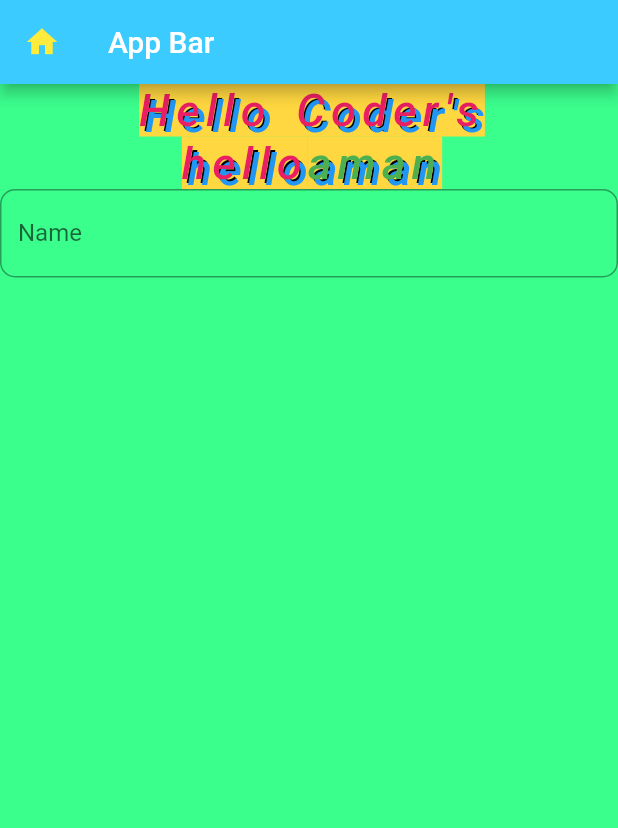
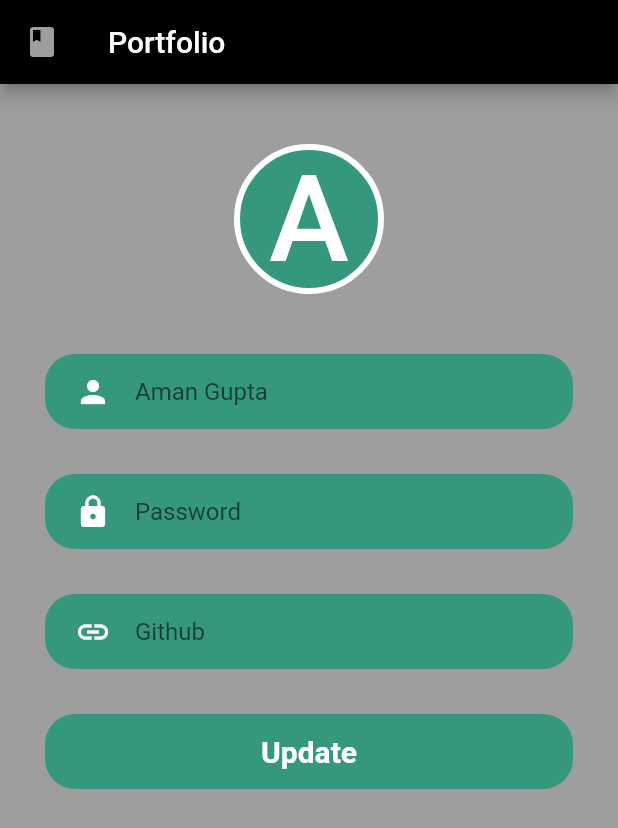
Before and after one commit to ag597482/flutter, a Flutter app: the screen it shows after launch, on a phone screen of 412 x 824 dp. Shown: the top 828 px of the screen. Run offline on Flutter 3.47's test engine with Material 2 defaults, Android fonts, the phone set to English and light mode, and no system bars.

Commit message:
mini project

```diff
--- a/lib/main.dart
+++ b/lib/main.dart
@@ -1,4 +1,6 @@
 import 'package:flutter/material.dart';
+
+var appTheme = Color.fromARGB(255, 53, 152, 124);
 
 void main() {
   runApp(App());
@@ -10,94 +12,94 @@ class App extends StatelessWidget {
   @override
   Widget build(BuildContext context) {
     return MaterialApp(
+        debugShowCheckedModeBanner: false,
         title: "first",
         home: Scaffold(
-            backgroundColor: Color.fromARGB(255, 59, 255, 141),
+            backgroundColor: Colors.grey,
             appBar: AppBar(
-              backgroundColor: Color.fromARGB(255, 59, 203, 255),
-              title: Text("App Bar"),
+              backgroundColor: Colors.black,
+              title: Text("Portfolio"),
               leading: Icon(
-                Icons.home,
-                color: Colors.yellow,
+                Icons.book,
+                color: Colors.grey,
               ),
             ),
             body: Column(
-              children: [getText("hello"), getRichText(), getTextField()],
+              children: [
+                getLogo("A"),
+                getContainer(
+                    getTextField(
+                        Icon(
+                          Icons.person,
+                          color: Colors.white,
+                        ),
+                        "Aman Gupta"),
+                    20.0),
+                getContainer(
+                    getTextField(
+                        Icon(
+                          Icons.lock,
+                          color: Colors.white,
+                        ),
+                        "Password"),
+                    20.0),
+                getContainer(
+                    getTextField(
+                        Icon(
+                          Icons.link,
+                          color: Colors.white,
+                        ),
+                        "Github"),
+                    20.0),
+                getContainer(getText("Update"), 0.0)
+              ],
             )));
   }
 }
 
-Container getContainer(var v, Color c) {
+Center getLogo(String l) {
+  return Center(
+    child: Container(
+        margin: EdgeInsets.only(top: 40, bottom: 10),
+        alignment: Alignment.center,
+        width: 100,
+        height: 100,
+        child: Text(l,
+            style: TextStyle(
+              color: Colors.white,
+              fontSize: 80,
+              fontWeight: FontWeight.w500,
+            )),
+        decoration: BoxDecoration(
+            border: Border.all(width: 4, color: Colors.white),
+            color: appTheme,
+            borderRadius: BorderRadius.circular(50))),
+  );
+}
+
+Container getContainer(Widget widget, double leftPadding) {
   return Container(
+    margin: EdgeInsets.only(left: 30, top: 30, right: 30),
     alignment: Alignment.center,
-    height: 100,
-    width: 100,
-    child: Text(v),
-    decoration: BoxDecoration(
-        border: Border.all(width: 4, color: Colors.black),
-        color: c,
-        borderRadius: BorderRadius.circular(50)),
+    height: 50,
+    child: Padding(
+      padding: EdgeInsets.only(left: leftPadding),
+      child: widget,
+    ),
+    decoration:
+        BoxDecoration(color: appTheme, borderRadius: BorderRadius.circular(20)),
+  );
+}
+
+TextField getTextField(Icon i, String text) {
+  return TextField(
+    decoration:
+        InputDecoration(border: InputBorder.none, hintText: text, icon: i),
   );
 }
 
 Text getText(String s) {
-  return Text("Hello Coder's",
+  return Text(s,
       style: TextStyle(
-          color: Colors.pink,
-          fontSize: 30,
-          fontStyle: FontStyle.italic,
-          fontWeight: FontWeight.w500,
-          backgroundColor: Colors.amberAccent,
-          letterSpacing: 4.0,
-          wordSpacing: 5.0,
-          shadows: [
-            Shadow(color: Colors.black, offset: Offset(3.0, 3.0)),
-            Shadow(color: Colors.blue, offset: Offset(4.0, 4.0))
-          ]));
+          fontSize: 20, color: Colors.white, fontWeight: FontWeight.w700));
 }
-
-RichText getRichText() {
-  return RichText(
-    text: TextSpan(
-        text: "hello",
-        style: TextStyle(
-            color: Colors.pink,
-            fontSize: 30,
-            fontStyle: FontStyle.italic,
-            fontWeight: FontWeight.w500,
-            backgroundColor: Colors.amberAccent,
-            letterSpacing: 4.0,
-            wordSpacing: 5.0,
-            shadows: [
-              Shadow(color: Colors.black, offset: Offset(3.0, 3.0)),
-              Shadow(color: Colors.blue, offset: Offset(4.0, 4.0))
-            ]),
-        children: [
-          TextSpan(
-              text: "aman",
-              style: TextStyle(
-                  color: Colors.green,
-                  fontSize: 30,
-                  fontStyle: FontStyle.italic,
-                  fontWeight: FontWeight.w500,
-                  backgroundColor: Colors.amberAccent,
-                  letterSpacing: 4.0,
-                  wordSpacing: 5.0,
-                  shadows: [
-                    Shadow(color: Colors.black, offset: Offset(3.0, 3.0)),
-                    Shadow(color: Colors.blue, offset: Offset(4.0, 4.0))
-                  ]))
-        ]),
-  );
-}
-
-TextField getTextField() {
-  return TextField(
-    //cursorWidth: 2,
-    decoration: InputDecoration(
-        hoverColor: Colors.black,
-        border: OutlineInputBorder(borderRadius: BorderRadius.circular(10)),
-        labelText: "Name",
-        hintText: "Enter you name"),
-  );
-}
```
